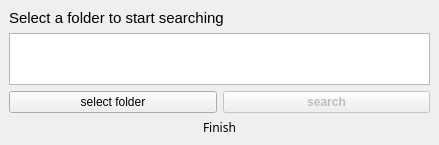
First picture: the form in GUI/mainGUI.ui, repository AlexDevFull/SearchDuplicateApp, before the edit.
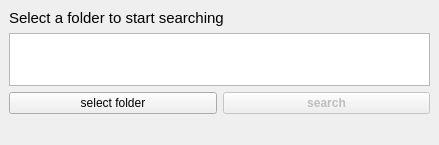
Second picture: the form after the edit.

Commit message: added work with threads to show the status field

Diff of the .ui file:
```diff
--- a/GUI/mainGUI.ui
+++ b/GUI/mainGUI.ui
@@ -57,7 +57,7 @@
        </font>
       </property>
       <property name="text">
-       <string>Finish</string>
+       <string/>
       </property>
       <property name="alignment">
        <set>Qt::AlignCenter</set>
```
The commit also changes 2 other files.
